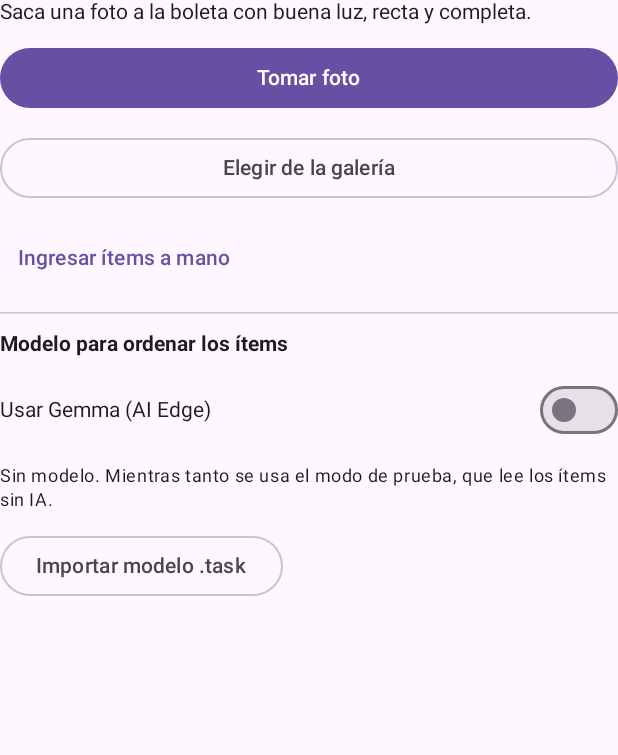
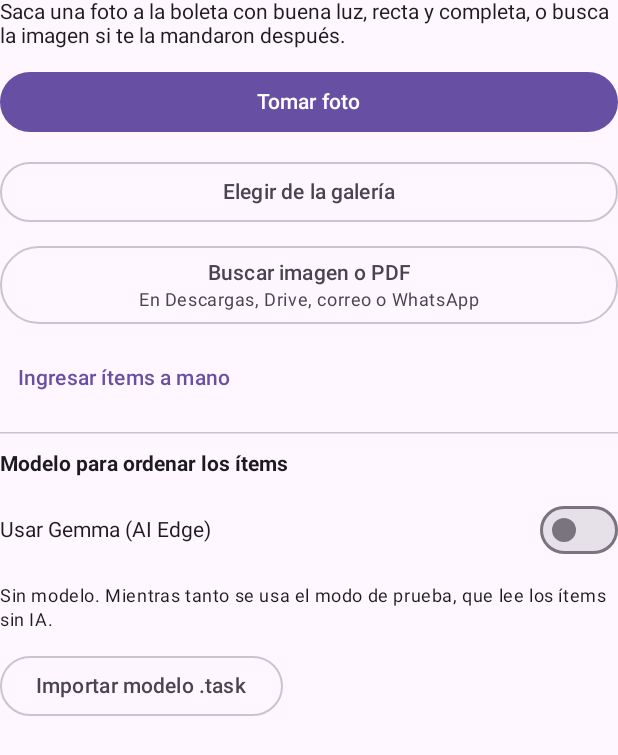
Before and after one commit to Tolstoy789/fiestas_boleta, an Android app built with Jetpack Compose: the composable PantallaBoleta shown on its own in the app's theme, on a phone screen of 412 x 824 dp. Shown: the top 755 px of the screen. Run offline under Robolectric (Android 15) with nearby library versions, the phone set to English and light mode, and no system bars.

Commit message:
Boleta desde una imagen o PDF guardado
Para boletas que llegan después del evento: además de la cámara y la
galería, se puede buscar una imagen o un PDF en Descargas, Drive, correo
o WhatsApp. Del PDF se dibuja la primera página y se lee como una foto.

Co-Authored-By: Claude Opus 5.5 (1M context) <noreply@anthropic.com>
Claude-Session: https://claude.ai/code/session_0153xycDS12mfkhFeLrp54nh

```diff
--- a/app/src/main/java/app/divisorcuentas/ui/Pantallas.kt
+++ b/app/src/main/java/app/divisorcuentas/ui/Pantallas.kt
@@ -331,9 +331,13 @@ private fun PantallaBoleta(vm: CuentaViewModel) {
     val modelo = rememberLauncherForActivityResult(ActivityResultContracts.OpenDocument()) { uri ->
         uri?.let(vm::importarModelo)
     }
+    // Boletas que llegan después del evento: una imagen o un PDF en Descargas, Drive, WhatsApp…
+    val buscarArchivo = rememberLauncherForActivityResult(ActivityResultContracts.OpenDocument()) { uri ->
+        uri?.let(vm::procesarArchivo)
+    }
 
     Column(Modifier.verticalScroll(rememberScrollState()), verticalArrangement = Arrangement.spacedBy(12.dp)) {
-        Text("Saca una foto a la boleta con buena luz, recta y completa.")
+        Text("Saca una foto a la boleta con buena luz, recta y completa, o busca la imagen si te la mandaron después.")
 
         val ocupado = vm.ocupado
         if (ocupado != null) {
@@ -356,6 +360,15 @@ private fun PantallaBoleta(vm: CuentaViewModel) {
                 onClick = { galeria.launch(PickVisualMediaRequest(ActivityResultContracts.PickVisualMedia.ImageOnly)) },
                 Modifier.fillMaxWidth(),
             ) { Text("Elegir de la galería") }
+            OutlinedButton(
+                onClick = { buscarArchivo.launch(arrayOf("image/*", "application/pdf")) },
+                Modifier.fillMaxWidth(),
+            ) {
+                Column(horizontalAlignment = Alignment.CenterHorizontally) {
+                    Text("Buscar imagen o PDF")
+                    Text("En Descargas, Drive, correo o WhatsApp", style = MaterialTheme.typography.bodySmall)
+                }
+            }
             TextButton(onClick = vm::empezarSinFoto) { Text("Ingresar ítems a mano") }
             val guardadas = vm.historial.cuentas.size
             if (guardadas > 0) {
```
Also changed, not shown: app/src/main/java/app/divisorcuentas/ocr/PdfBoleta.kt (added, +42 -0 lines), app/src/main/java/app/divisorcuentas/ui/CuentaViewModel.kt (+19 -1 lines).
